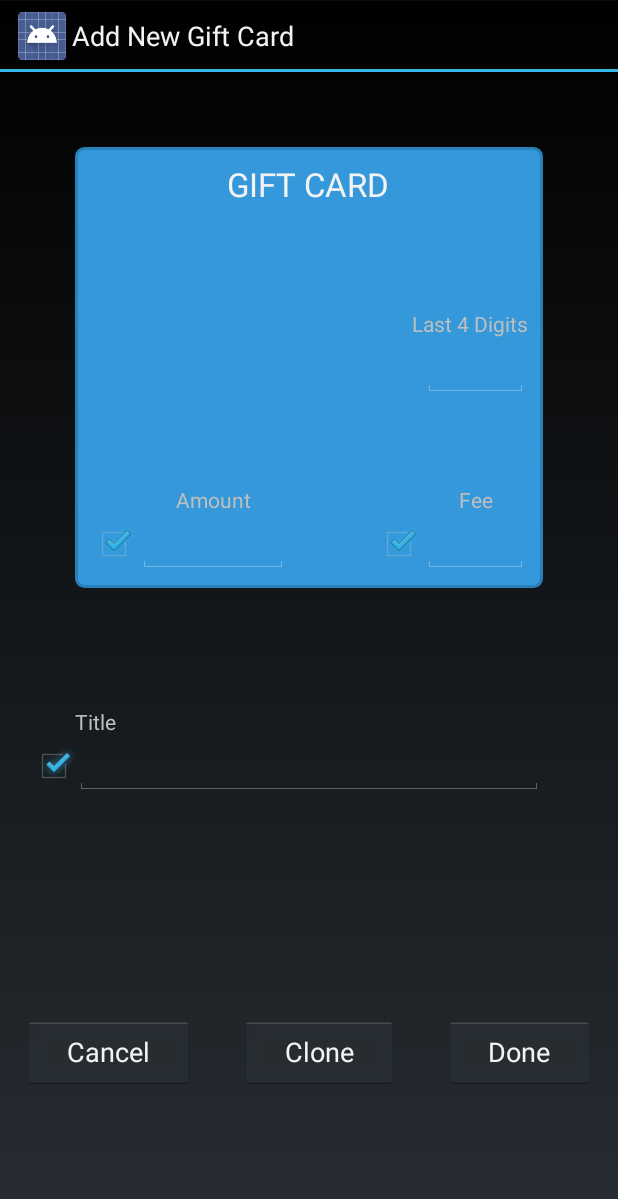
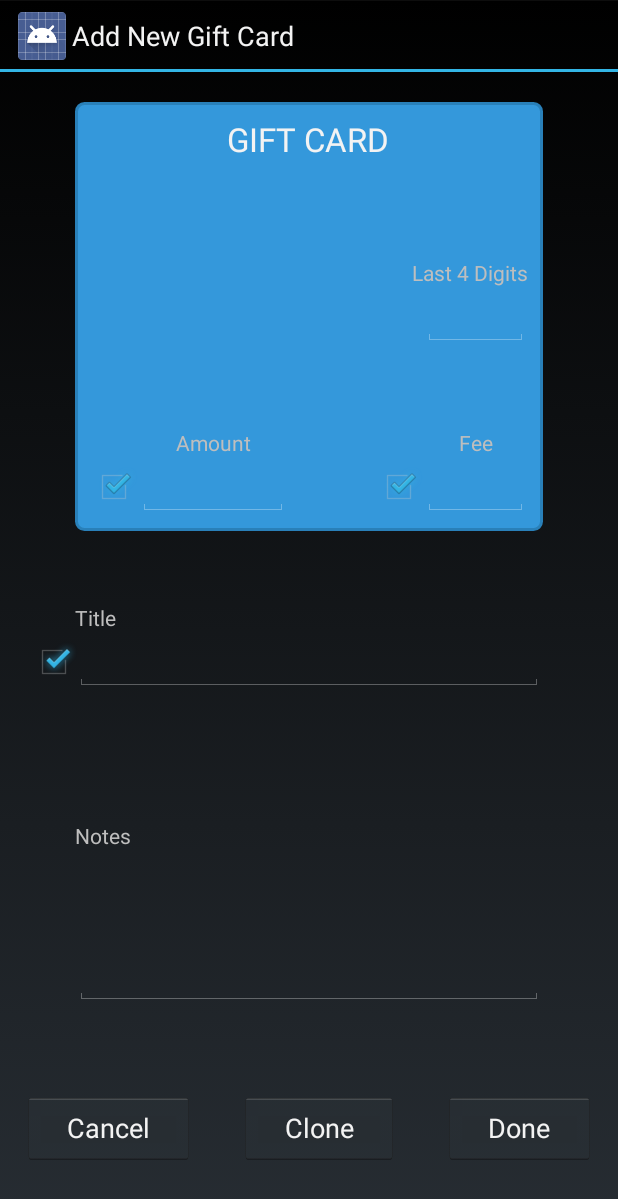
Before and after one commit to awdorsett/TrackAndHackPrototype, an Android app: the screen it shows after launch (NewGiftCardActivity), after a tap on "Gift Card", on a phone screen of 412 x 824 dp. Shown: the top 1199 px of the screen. Run offline under Robolectric (Android 15) with nearby library versions, the phone set to English and light mode, and no system bars.

Commit message:
Added in notes

```diff
--- a/app/src/main/java/trackandhack/trackandhackprototype_2/Activity/NewGiftCardActivity.java
+++ b/app/src/main/java/trackandhack/trackandhackprototype_2/Activity/NewGiftCardActivity.java
@@ -94,12 +94,14 @@ public class NewGiftCardActivity extends Activity {
         EditText fee = (EditText) findViewById(R.id.feeInput);
         EditText amount = (EditText) findViewById(R.id.amountInput);
         EditText title = (EditText) findViewById(R.id.titleInput);
+        EditText notes = (EditText) findViewById(R.id.notesInput);
 
         giftCard.setDigits(digits.getText().toString());
         giftCard.setFee(Double.parseDouble(fee.getText().toString()));
         giftCard.setInitialAmount(Double.parseDouble(amount.getText().toString()));
         giftCard.setCurrentAmount(Double.parseDouble(amount.getText().toString()));
         giftCard.setTitle(title.getText().toString());
+        giftCard.setNotes(notes.getText().toString());
 
         return true;
     }
--- a/app/src/main/java/trackandhack/trackandhackprototype_2/Classes/GiftCard.java
+++ b/app/src/main/java/trackandhack/trackandhackprototype_2/Classes/GiftCard.java
@@ -18,23 +18,24 @@ public class GiftCard extends Goal {
                 original.getInitialAmount(),
                 original.getStartDate(),
                 GiftCardStatus.OPEN,
+                null,
                 null
         );
 
     }
 
     public GiftCard() {
-        this(0.0, "0", null, 0.0, 0.0, null, GiftCardStatus.OPEN, "");
+        this(0.0, "0", null, 0.0, 0.0, null, GiftCardStatus.OPEN, "", null);
     }
 
-    public GiftCard(Double currentAmount, String digits, Date endDate, Double fee, Double initialAmount, Date startDate, GiftCardStatus status, String title) {
-        super(currentAmount, endDate, initialAmount, startDate, status, title);
+    public GiftCard(Double currentAmount, String digits, Date endDate, Double fee, Double initialAmount, Date startDate, GiftCardStatus status, String title, String notes) {
+        super(currentAmount, endDate, initialAmount, startDate, status, title, notes);
         this.digits = digits;
         this.fee = fee;
     }
 
-    public GiftCard(Long id, Double currentAmount, String digits, Date endDate, Double fee, Double initialAmount, Date startDate, GiftCardStatus status, String title) {
-        super(id, currentAmount, endDate, initialAmount, startDate, status, title);
+    public GiftCard(Long id, Double currentAmount, String digits, Date endDate, Double fee, Double initialAmount, Date startDate, GiftCardStatus status, String title, String notes) {
+        super(id, currentAmount, endDate, initialAmount, startDate, status, title, notes);
         this.digits = digits;
         this.fee = fee;
     }
--- a/app/src/main/java/trackandhack/trackandhackprototype_2/Classes/Goal.java
+++ b/app/src/main/java/trackandhack/trackandhackprototype_2/Classes/Goal.java
@@ -4,6 +4,7 @@ import java.io.Serializable;
 import java.util.Date;
 import java.util.UUID;
 
+// TODO add in check for notes length
 /**
  * Created by andrewdorsett on 8/15/15.
  */
@@ -14,18 +15,20 @@ public abstract class Goal implements Serializable {
     Date startDate;
     Status status;
     String title;
+    String notes;
     Long uid;
 
-    protected Goal(Double currentAmount, Date endDate, Double initialAmount, Date startDate, Status status, String title) {
+    protected Goal(Double currentAmount, Date endDate, Double initialAmount, Date startDate, Status status, String title, String notes) {
         this.currentAmount = currentAmount;
         this.endDate = endDate;
         this.initialAmount = initialAmount;
         this.startDate = startDate;
         this.status = status;
         this.title = title;
+        this.notes = notes;
     }
 
-    protected Goal(Long uid, Double currentAmount, Date endDate, Double initialAmount, Date startDate, Status status, String title) {
+    protected Goal(Long uid, Double currentAmount, Date endDate, Double initialAmount, Date startDate, Status status, String title, String notes) {
         this.currentAmount = currentAmount;
         this.endDate = endDate;
         this.initialAmount = initialAmount;
@@ -33,6 +36,7 @@ public abstract class Goal implements Serializable {
         this.status = status;
         this.title = title;
         this.uid = uid;
+        this.notes = notes;
     }
 
     public Double getCurrentAmount() {
@@ -91,6 +95,14 @@ public abstract class Goal implements Serializable {
         this.uid = uid;
     }
 
+    public String getNotes() {
+        return notes;
+    }
+
+    public void setNotes(String notes) {
+        this.notes = notes;
+    }
+
     @Override
     public int hashCode() {
         if (uid != null) {
--- a/app/src/main/java/trackandhack/trackandhackprototype_2/Classes/MinSpend.java
+++ b/app/src/main/java/trackandhack/trackandhackprototype_2/Classes/MinSpend.java
@@ -7,7 +7,7 @@ import java.util.Date;
  */
 public class MinSpend extends Goal {
 
-    protected MinSpend(Double currentAmount, Date endDate, Double initialAmount, Date startDate, Status status, String title) {
-        super(currentAmount, endDate, initialAmount, startDate, status, title);
+    protected MinSpend(Double currentAmount, Date endDate, Double initialAmount, Date startDate, Status status, String title, String notes) {
+        super(currentAmount, endDate, initialAmount, startDate, status, title, notes);
     }
 }
--- a/app/src/main/java/trackandhack/trackandhackprototype_2/MainActivity.java
+++ b/app/src/main/java/trackandhack/trackandhackprototype_2/MainActivity.java
@@ -46,7 +46,6 @@ public class MainActivity extends Activity {
         Group group;
         final Intent intent = getIntent();
         SQLiteDatabase db = openOrCreateDatabase("card_db", MODE_PRIVATE, null);
-
         dbHelper.setDb(db);
 
         getActionBar().setDisplayShowTitleEnabled(false);
@@ -112,9 +111,9 @@ public class MainActivity extends Activity {
 
         if (gcList.size() == 0) {
             Log.d("DATABASE", "list was empty");
-            GiftCard gc = new GiftCard(500.0, "1234", null, 3.95, 500.0, null, GiftCardStatus.OPEN, "GiftCard - x1234");
-            GiftCard gc2 = new GiftCard(500.0, "9999", null, 3.95, 500.0, null, GiftCardStatus.OPEN, "GiftCard - x9999");
-            GiftCard gc3 = new GiftCard(500.0, "5550", null, 3.95, 500.0, null, GiftCardStatus.OPEN, "GiftCard - x5550");
+            GiftCard gc = new GiftCard(500.0, "1234", null, 3.95, 500.0, null, GiftCardStatus.OPEN, "GiftCard - x1234", "Here are some notes");
+            GiftCard gc2 = new GiftCard(500.0, "9999", null, 3.95, 500.0, null, GiftCardStatus.OPEN, "GiftCard - x9999", null);
+            GiftCard gc3 = new GiftCard(500.0, "5550", null, 3.95, 500.0, null, GiftCardStatus.OPEN, "GiftCard - x5550", "Something something something");
             dbHelper.insertGiftCard(gc);
             dbHelper.insertGiftCard(gc2);
             dbHelper.insertGiftCard(gc3);
--- a/app/src/main/java/trackandhack/trackandhackprototype_2/Module/DBHelperModule.java
+++ b/app/src/main/java/trackandhack/trackandhackprototype_2/Module/DBHelperModule.java
@@ -13,7 +13,8 @@ public class DBHelperModule {
             "initialAmount DOUBLE," +
             "startDate TEXT," +
             "status TEXT," +
-            "title TEXT);";
+            "title TEXT," +
+            "notes VARCHAR(255));";
     public static String CREATE_GC_QUERY = "CREATE TABLE IF NOT EXISTS GiftCards(" +
             "id INTEGER PRIMARY KEY," +
             "digits TEXT," +
--- a/app/src/main/res/layout/activity_new_gift_card.xml
+++ b/app/src/main/res/layout/activity_new_gift_card.xml
@@ -15,8 +15,8 @@
         android:padding="10dp"
         android:layout_marginLeft="50dp"
         android:layout_marginRight="50dp"
-        android:layout_marginBottom="50dp"
-        android:layout_margin="50dp">
+        android:layout_marginTop="20dp"
+        android:layout_marginBottom="20dp">
 
         <EditText
             android:layout_width="70dp"
@@ -149,7 +149,44 @@
             android:id="@+id/titleInputLabel"
             android:layout_above="@+id/titleInput"
             android:layout_marginLeft="50dp"
-            android:layout_marginRight="50dp" />
+            android:layout_marginRight="50dp"
+            android:layout_alignParentLeft="false" />
+
+    </RelativeLayout>
+
+    <RelativeLayout
+        android:layout_width="fill_parent"
+        android:layout_height="wrap_content"
+        android:layout_weight="1.22">
+
+        <EditText
+            android:layout_width="fill_parent"
+            android:layout_height="wrap_content"
+            android:inputType="textMultiLine"
+            android:ems="10"
+            android:id="@+id/notesInput"
+            android:layout_weight="1"
+            android:lines="4"
+            android:layout_alignParentBottom="false"
+            android:layout_marginLeft="50dp"
+            android:layout_marginRight="50dp"
+            android:layout_alignParentLeft="false"
+            android:layout_alignParentTop="false"
+            android:layout_alignParentStart="false"
+            android:layout_alignParentEnd="true"
+            android:layout_centerInParent="true"
+            android:nestedScrollingEnabled="true" />
+
+        <TextView
+            android:layout_width="wrap_content"
+            android:layout_height="wrap_content"
+            android:textAppearance="?android:attr/textAppearanceSmall"
+            android:text="Notes"
+            android:id="@+id/notesInputLabel"
+            android:layout_above="@+id/notesInput"
+            android:layout_marginLeft="50dp"
+            android:layout_marginRight="50dp"
+            android:layout_alignParentBottom="false" />
 
     </RelativeLayout>
 
@@ -157,13 +194,7 @@
         android:orientation="horizontal"
         android:layout_width="fill_parent"
         android:layout_height="wrap_content"
-        android:layout_weight="1"></LinearLayout>
-
-    <LinearLayout
-        android:orientation="horizontal"
-        android:layout_width="fill_parent"
-        android:layout_height="wrap_content"
-        android:layout_weight="1">
+        android:layout_weight=".5">
 
         <Button
             android:layout_width="wrap_content"
```
Also changed, not shown: app/src/main/java/trackandhack/trackandhackprototype_2/Classes/DBHelper.java (+5 -2 lines), app/src/main/res/layout/activity_gift_card.xml (+20 -29 lines).
